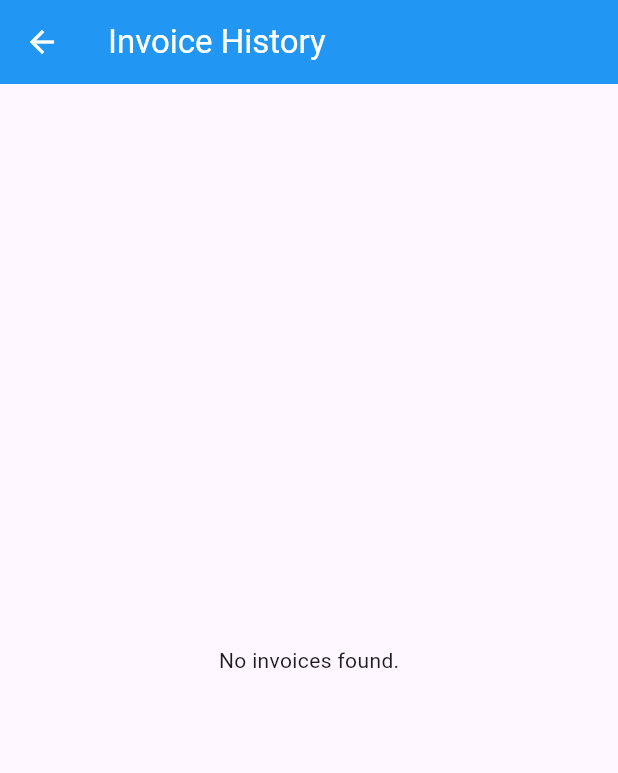
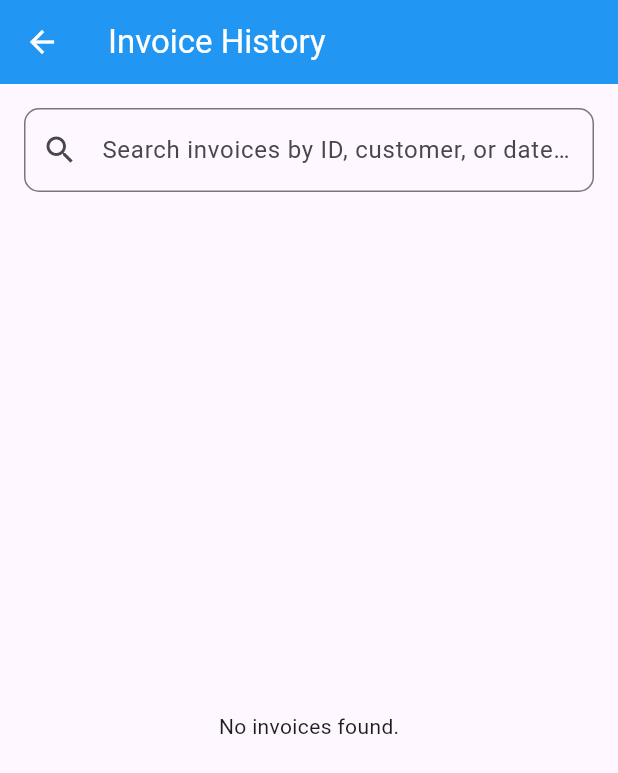
Before and after one commit to DD1611/GST-Billing, a Flutter app: the InvoiceHistoryScreen screen opened directly, on a phone screen of 412 x 824 dp. Shown: the top 773 px of the screen. Run offline on Flutter 3.47's test engine with Material 3 defaults, Android fonts, the phone set to English and light mode, and no system bars; our stand-ins replace flutter_slidable, sqflite; accounts and stored records are empty.

Commit message:
Final commit after searching functionality

```diff
--- a/lib/screens/invoice_history_screen.dart
+++ b/lib/screens/invoice_history_screen.dart
@@ -12,6 +12,15 @@ class InvoiceHistoryScreen extends StatefulWidget {
 }
 
 class _InvoiceHistoryScreenState extends State<InvoiceHistoryScreen> {
+  final TextEditingController _searchController = TextEditingController();
+  String _searchQuery = '';
+
+  @override
+  void dispose() {
+    _searchController.dispose();
+    super.dispose();
+  }
+
   Future<void> _deleteInvoice(BuildContext context, Invoice invoice) async {
     final confirmed = await showDialog<bool>(
       context: context,
@@ -44,13 +53,55 @@ class _InvoiceHistoryScreenState extends State<InvoiceHistoryScreen> {
     }
   }
 
+  List<Invoice> _filterInvoices(List<Invoice> invoices) {
+    if (_searchQuery.isEmpty) return invoices;
+    return invoices.where((invoice) {
+      final invoiceId = invoice.id.substring(0, 8).toLowerCase();
+      final customerName = invoice.customerName?.toLowerCase() ?? '';
+      final date = DateFormat('dd MMM yyyy').format(invoice.date).toLowerCase();
+      final query = _searchQuery.toLowerCase();
+
+      return invoiceId.contains(query) ||
+          customerName.contains(query) ||
+          date.contains(query);
+    }).toList();
+  }
+
   @override
   Widget build(BuildContext context) {
     return Scaffold(
       appBar: AppBar(
         title: const Text('Invoice History'),
       ),
-      body: FutureBuilder<List<Invoice>>(
+      body: Column(
+        children: [
+          Padding(
+            padding: const EdgeInsets.all(16.0),
+            child: TextField(
+              controller: _searchController,
+              decoration: InputDecoration(
+                hintText: 'Search invoices by ID, customer, or date...',
+                prefixIcon: const Icon(Icons.search),
+                suffixIcon: _searchQuery.isNotEmpty
+                    ? IconButton(
+                        icon: const Icon(Icons.clear),
+                        onPressed: () {
+                          _searchController.clear();
+                          setState(() => _searchQuery = '');
+                        },
+                      )
+                    : null,
+                border: OutlineInputBorder(
+                  borderRadius: BorderRadius.circular(10),
+                ),
+              ),
+              onChanged: (value) {
+                setState(() => _searchQuery = value);
+              },
+            ),
+          ),
+          Expanded(
+            child: FutureBuilder<List<Invoice>>(
               future: context.read<DatabaseService>().getAllInvoices(),
               builder: (context, snapshot) {
                 if (snapshot.connectionState == ConnectionState.waiting) {
@@ -64,19 +115,25 @@ class _InvoiceHistoryScreenState extends State<InvoiceHistoryScreen> {
                 }
 
                 final invoices = snapshot.data ?? [];
+                final filteredInvoices = _filterInvoices(invoices);
 
-          if (invoices.isEmpty) {
-            return const Center(
-              child: Text('No invoices found.'),
+                if (filteredInvoices.isEmpty) {
+                  return Center(
+                    child: Text(
+                      _searchQuery.isEmpty
+                          ? 'No invoices found.'
+                          : 'No invoices found matching "$_searchQuery"',
+                    ),
                   );
                 }
 
                 return ListView.builder(
-            itemCount: invoices.length,
+                  itemCount: filteredInvoices.length,
                   itemBuilder: (context, index) {
-              final invoice = invoices[index];
+                    final invoice = filteredInvoices[index];
                     return Card(
-                margin: const EdgeInsets.symmetric(horizontal: 16, vertical: 8),
+                      margin: const EdgeInsets.symmetric(
+                          horizontal: 16, vertical: 8),
                       child: ExpansionTile(
                         title: Text(
                           'Invoice #${invoice.id.substring(0, 8)}',
@@ -155,29 +212,36 @@ class _InvoiceHistoryScreenState extends State<InvoiceHistoryScreen> {
                                     )),
                                 const Divider(),
                                 Row(
-                            mainAxisAlignment: MainAxisAlignment.spaceBetween,
+                                  mainAxisAlignment:
+                                      MainAxisAlignment.spaceBetween,
                                   children: [
                                     const Text('Subtotal:'),
-                              Text('₹${invoice.subtotal.toStringAsFixed(2)}'),
+                                    Text(
+                                        '₹${invoice.subtotal.toStringAsFixed(2)}'),
                                   ],
                                 ),
                                 Row(
-                            mainAxisAlignment: MainAxisAlignment.spaceBetween,
+                                  mainAxisAlignment:
+                                      MainAxisAlignment.spaceBetween,
                                   children: [
                                     const Text('CGST:'),
-                              Text('₹${invoice.totalCgst.toStringAsFixed(2)}'),
+                                    Text(
+                                        '₹${invoice.totalCgst.toStringAsFixed(2)}'),
                                   ],
                                 ),
                                 Row(
-                            mainAxisAlignment: MainAxisAlignment.spaceBetween,
+                                  mainAxisAlignment:
+                                      MainAxisAlignment.spaceBetween,
                                   children: [
                                     const Text('SGST:'),
-                              Text('₹${invoice.totalSgst.toStringAsFixed(2)}'),
+                                    Text(
+                                        '₹${invoice.totalSgst.toStringAsFixed(2)}'),
                                   ],
                                 ),
                                 const Divider(),
                                 Row(
-                            mainAxisAlignment: MainAxisAlignment.spaceBetween,
+                                  mainAxisAlignment:
+                                      MainAxisAlignment.spaceBetween,
                                   children: [
                                     const Text(
                                       'Total:',
@@ -205,6 +269,9 @@ class _InvoiceHistoryScreenState extends State<InvoiceHistoryScreen> {
                 );
               },
             ),
+          ),
+        ],
+      ),
     );
   }
 }
```
Also changed, not shown: lib/screens/product_list_screen.dart (+65 -9 lines). Lines whose indentation alone changed are shown as unchanged.
